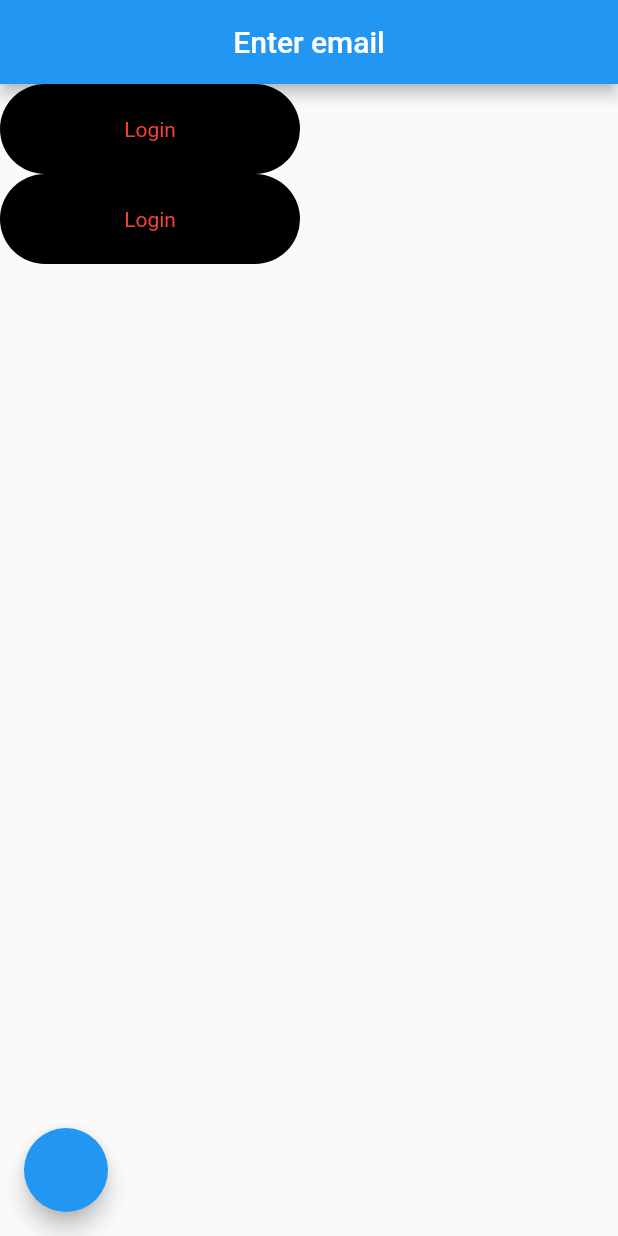
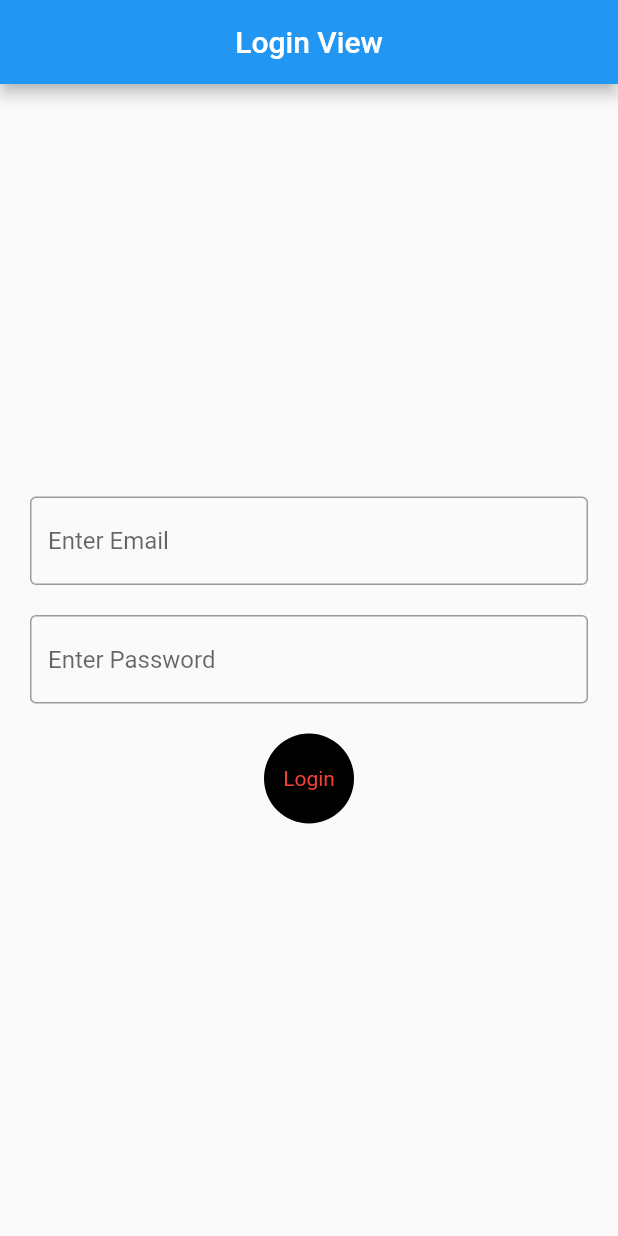
Before and after one commit to hariskhan235/rest_api_mvvm, a Flutter app: the screen it shows after launch, on a phone screen of 412 x 824 dp. Run offline on Flutter 3.47's test engine with Material 2 defaults, Android fonts, the phone set to English and light mode, and no system bars; our stand-ins replace fluttertoast, get.

Commit message:
loginView Created / loginViewModel Created / SplashServices Class Created

```diff
--- a/lib/data/response/api_response.dart
+++ b/lib/data/response/api_response.dart
@@ -13,7 +13,6 @@ class ApiResponse<T> {
 
   @override
   String toString() {
-    // TODO: implement toString
     return 'Status : $status \n Message : $message \n Data : $data';
   }
 }
--- a/lib/main.dart
+++ b/lib/main.dart
@@ -15,9 +15,9 @@ class MyApp extends StatelessWidget {
   Widget build(BuildContext context) {
     return GetMaterialApp(
       title: 'Flutter Demo',
-      translations: Languages(),
-      locale: const Locale('ur', 'PK'),
-      fallbackLocale: const Locale('ur', 'PK'),
+      //translations: Languages(),
+      //locale: const Locale('ur', 'PK'),
+      //fallbackLocale: const Locale('ur', 'PK'),
       theme: ThemeData(
         primarySwatch: Colors.blue,
       ),
--- a/lib/res/colors/app_colors.dart
+++ b/lib/res/colors/app_colors.dart
@@ -1,6 +1,6 @@
 import 'package:flutter/material.dart';
 
 class AppColors {
-  static const Color blackColor = Color(0xff00000);
+  static const Color blackColor = Color(0x0ff00000);
   static const Color redColor = Colors.red;
 }
--- a/lib/res/components/round_button.dart
+++ b/lib/res/components/round_button.dart
@@ -20,7 +20,9 @@ class RoundButton extends StatelessWidget {
 
   @override
   Widget build(BuildContext context) {
-    return Container(
+    return InkWell(
+      onTap: onPress,
+      child: Container(
         width: width,
         height: height,
         decoration: BoxDecoration(
@@ -37,6 +39,7 @@ class RoundButton extends StatelessWidget {
                   style: TextStyle(color: textColor),
                 ),
               ),
+      ),
     );
   }
 }
--- a/lib/res/routes/routes.dart
+++ b/lib/res/routes/routes.dart
@@ -1,5 +1,6 @@
 import 'package:get/get.dart';
 import 'package:rest_api/res/routes/routes_name.dart';
+import 'package:rest_api/view/login/login_view.dart';
 import 'package:rest_api/view/splash_screen.dart';
 
 class AppRoutes {
@@ -9,6 +10,12 @@ class AppRoutes {
           page: () => const SplashScreen(),
           transitionDuration: const Duration(milliseconds: 250),
           transition: Transition.downToUp,
-        )
+        ),
+        GetPage(
+          name: RouteNames.loginView,
+          page: () => const LoginView(),
+          transitionDuration: const Duration(milliseconds: 250),
+          //transition: Transition.downToUp,
+        ),
       ];
 }
--- a/lib/res/routes/routes_name.dart
+++ b/lib/res/routes/routes_name.dart
@@ -1,4 +1,4 @@
 class RouteNames {
   static const String splashScreen = '/';
-  static const String loginScreen = '/login_screen';
+  static const String loginView = '/login_view';
 }
--- /dev/null
+++ b/lib/view/login/login_view.dart
@@ -0,0 +1,96 @@
+import 'package:flutter/material.dart';
+import 'package:get/get.dart';
+import 'package:rest_api/res/components/round_button.dart';
+import 'package:rest_api/utils/utils.dart';
+import 'package:rest_api/view_model/services/controller/login_view_model.dart';
+
+class LoginView extends StatefulWidget {
+  const LoginView({super.key});
+
+  @override
+  State<LoginView> createState() => _LoginViewState();
+}
+
+class _LoginViewState extends State<LoginView> {
+  final loginController = Get.put(
+    LoginViewModel(),
+  );
+  final _formKey = GlobalKey<FormState>();
+  @override
+  Widget build(BuildContext context) {
+    return Scaffold(
+      appBar: AppBar(
+        centerTitle: true,
+        automaticallyImplyLeading: false,
+        title: const Text('Login View'),
+      ),
+      body: Padding(
+        padding: const EdgeInsets.symmetric(horizontal: 20),
+        child: Form(
+          key: _formKey,
+          child: Column(
+            mainAxisAlignment: MainAxisAlignment.center,
+            crossAxisAlignment: CrossAxisAlignment.center,
+            children: [
+              TextFormField(
+                keyboardType: TextInputType.emailAddress,
+                controller: loginController.emailController.value,
+                focusNode: loginController.emailFocusNode.value,
+                validator: (value) {
+                  if (value!.isEmpty) {
+                    Utils.snackBar(context, 'Email', 'Enter Email');
+                  }
+                },
+                onFieldSubmitted: (value) {
+                  Utils.fieldFocusChange(
+                    context,
+                    loginController.emailFocusNode.value,
+                    loginController.passwordFocusNode.value,
+                  );
+                },
+                decoration: const InputDecoration(
+                  hintText: 'Enter Email',
+                  hintStyle: TextStyle(),
+                  border: OutlineInputBorder(),
+                ),
+              ),
+              const SizedBox(
+                height: 20,
+              ),
+              TextFormField(
+                keyboardType: TextInputType.visiblePassword,
+                obscureText: true,
+                controller: loginController.passwordController.value,
+                focusNode: loginController.passwordFocusNode.value,
+                validator: (value) {
+                  if (value!.isEmpty) {
+                    Utils.snackBar(context, 'Password', 'Enter Password');
+                  }
+                },
+                // onFieldSubmitted: (value) {
+                //   Utils.fieldFocusChange(
+                //     context,
+                //     loginController.emailFocusNode.value,
+                //     loginController.passwordFocusNode.value,
+                //   );
+                // },
+                decoration: const InputDecoration(
+                    hintText: 'Enter Password',
+                    hintStyle: TextStyle(),
+                    border: OutlineInputBorder()),
+              ),
+              SizedBox(
+                height: 20,
+              ),
+              RoundButton(
+                  title: 'Login',
+                  onPress: () {
+                    if (_formKey.currentState!.validate()) {}
+                  })
+            ],
+          ),
+        ),
+      ),
+    );
+  }
+}
--- a/lib/view/splash_screen.dart
+++ b/lib/view/splash_screen.dart
@@ -1,9 +1,5 @@
 import 'package:flutter/material.dart';
-import 'package:get/get.dart';
-import 'package:rest_api/data/app_exceptions.dart';
-import 'package:rest_api/res/components/internet_exception_widget.dart';
-import 'package:rest_api/res/components/round_button.dart';
-import 'package:rest_api/utils/utils.dart';
+import 'package:rest_api/view_model/services/splash_services.dart';
 
 class SplashScreen extends StatefulWidget {
   const SplashScreen({super.key});
@@ -13,31 +9,24 @@ class SplashScreen extends StatefulWidget {
 }
 
 class _SplashScreenState extends State<SplashScreen> {
+  SplashServices services = SplashServices();
+
+  @override
+  void initState() {
+    super.initState();
+    services.isLogin();
+  }
+
   @override
   Widget build(BuildContext context) {
     //return InternetExceptionWidget();
-    return Scaffold(
-      appBar: AppBar(
-        centerTitle: true,
-        title: Text('Enter email'.tr),
-      ),
-      floatingActionButton: FloatingActionButton(onPressed: () {
-        // throw InternetException('No Internet');
-        Utils.showToast('message');
-      }),
-      body: Column(
-        children: [
-          RoundButton(
-            title: 'Login',
-            onPress: () {},
-            width: 200,
-          ),
-          RoundButton(
-            title: 'Login',
-            onPress: () {},
-            width: 200,
-          ),
-        ],
+    return const Scaffold(
+      backgroundColor: Colors.teal,
+      body: Center(
+        child: Text(
+          'Welcome Back',
+          style: TextStyle(color: Colors.black),
+        ),
       ),
     );
   }
--- /dev/null
+++ b/lib/view_model/services/controller/login_view_model.dart
@@ -0,0 +1,10 @@
+import 'package:flutter/material.dart';
+import 'package:get/get.dart';
+
+class LoginViewModel extends GetxController {
+  final emailController = TextEditingController().obs;
+  final passwordController = TextEditingController().obs;
+
+  final emailFocusNode = FocusNode().obs;
+  final passwordFocusNode = FocusNode().obs;
+}
```
Also changed, not shown: lib/view_model/services/splash_services.dart (added, +12 -0 lines). Lines whose indentation alone changed are shown as unchanged.
